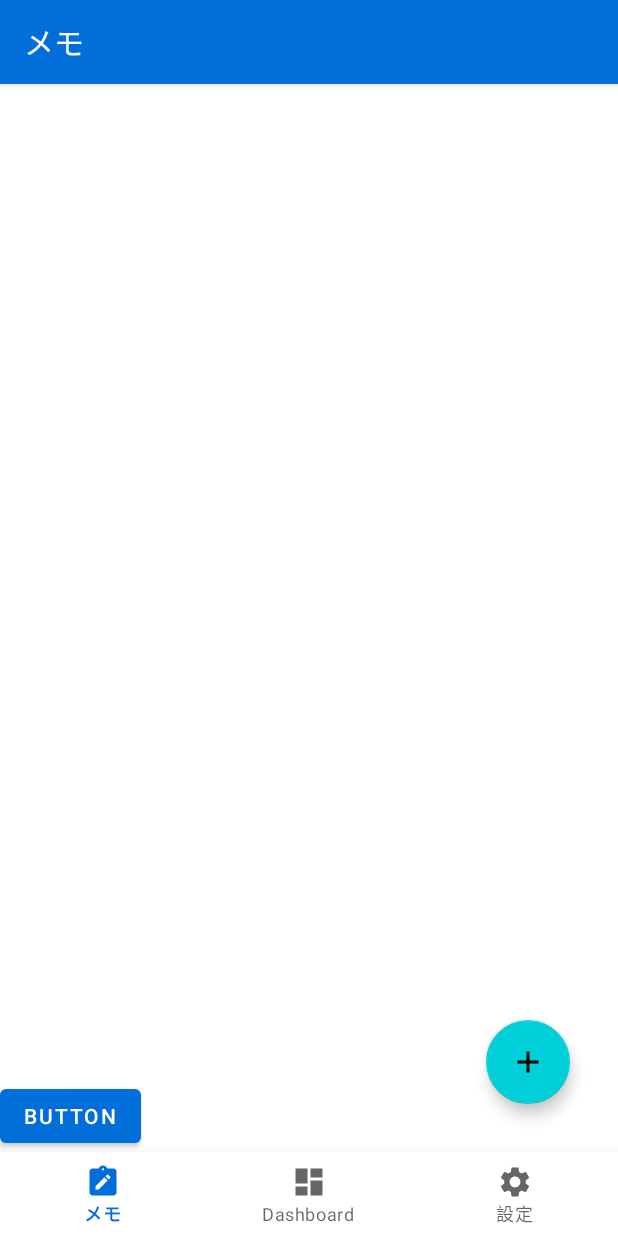
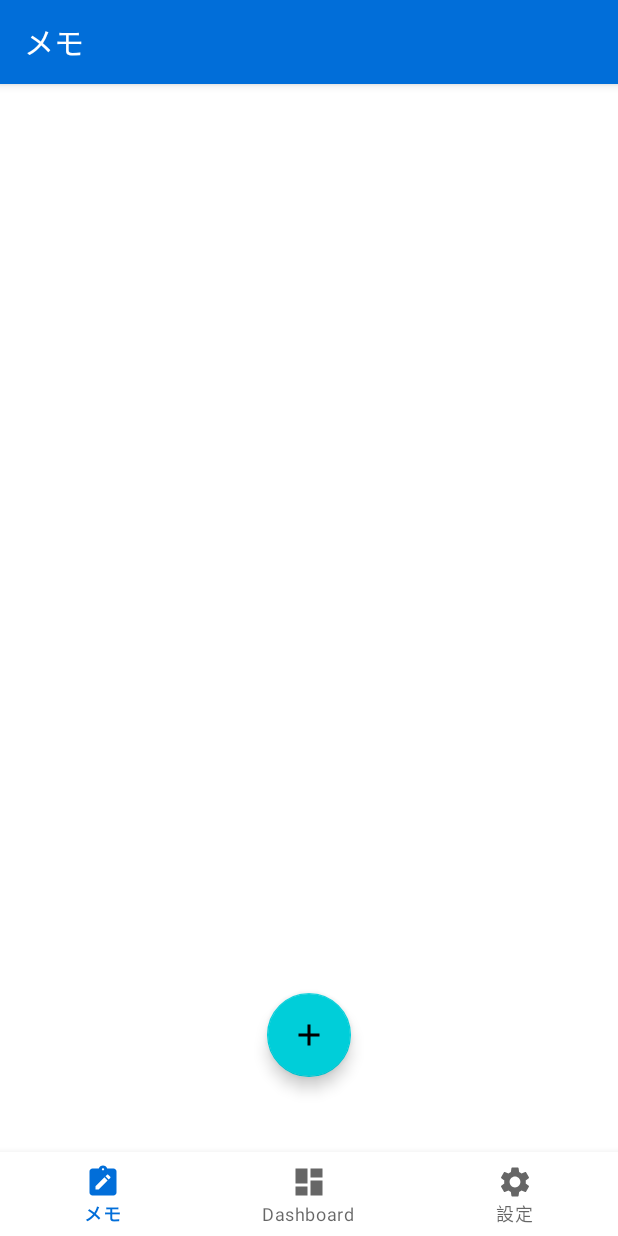
Before and after one commit to tatttsuuu1515/memo_note, an Android app: the screen it shows after launch (MainActivity), on a phone screen of 412 x 824 dp. Run offline under Robolectric (Android 15) with nearby library versions, the phone set to English and light mode, and no system bars; our stand-ins replace Firebase (no records; nobody signed in at launch, a user with empty details on screens opened directly), navigation-ui.

Commit message:
位置修正

```diff
--- a/app/src/main/res/layout/fragment_home.xml
+++ b/app/src/main/res/layout/fragment_home.xml
@@ -6,24 +6,16 @@
     android:layout_height="match_parent"
     tools:context=".ui.home.HomeFragment">
 
-    <Button
-        android:id="@+id/button"
-        android:layout_width="wrap_content"
-        android:layout_height="wrap_content"
-        android:text="Button"
-        app:layout_constraintBottom_toBottomOf="parent"
-        app:layout_constraintStart_toStartOf="parent" />
-
     <com.google.android.material.floatingactionbutton.FloatingActionButton
         android:id="@+id/floatingActionButton"
         android:layout_width="wrap_content"
         android:layout_height="56dp"
-        android:layout_marginEnd="32dp"
-        android:layout_marginBottom="32dp"
+        android:layout_marginBottom="50dp"
         android:clickable="true"
         android:src="@drawable/baseline_add_24"
         app:layout_constraintBottom_toBottomOf="parent"
-        app:layout_constraintEnd_toEndOf="parent" />
+        app:layout_constraintEnd_toEndOf="parent"
+        app:layout_constraintStart_toStartOf="parent" />
 
     <ScrollView
         android:id="@+id/scrollview"
```
